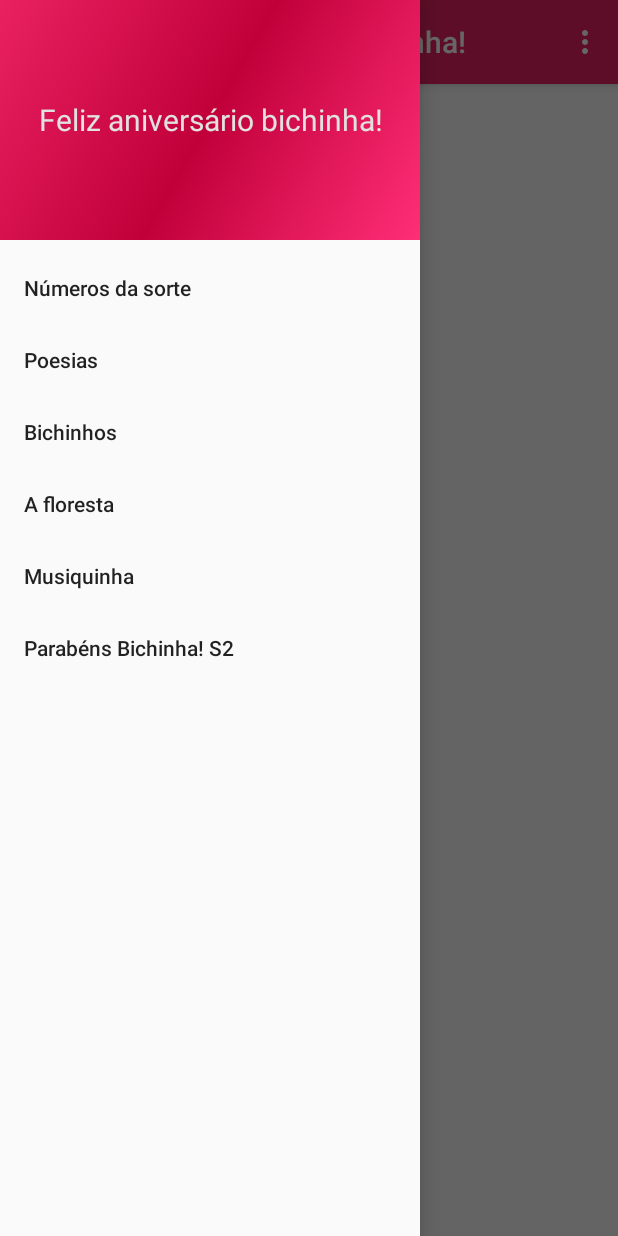
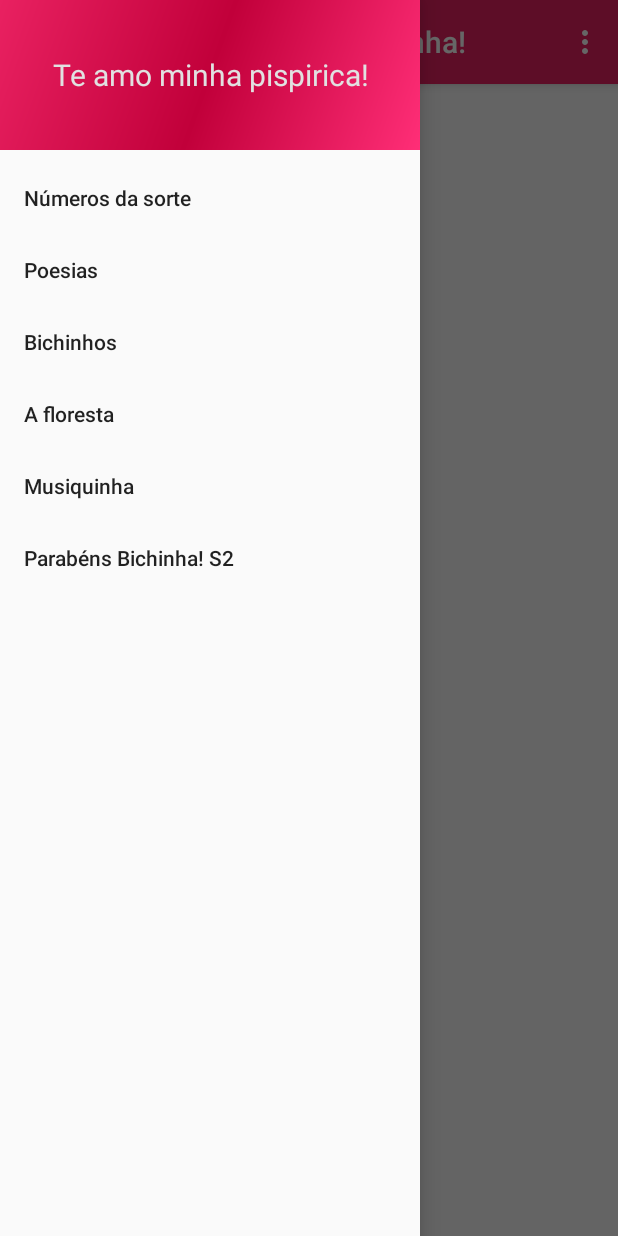
Before and after one commit to othman853/misterious-app, an Android app: the screen it shows after launch (MainActivity), with the side drawer open, on a phone screen of 412 x 824 dp. Run offline under Robolectric (Android 15) with nearby library versions, the phone set to English and light mode, and no system bars.

Commit message:
Changing drawer header

```diff
--- a/app/src/main/res/layout/nav_header_main.xml
+++ b/app/src/main/res/layout/nav_header_main.xml
@@ -1,6 +1,7 @@
 <?xml version="1.0" encoding="utf-8"?>
 <LinearLayout xmlns:android="http://schemas.android.com/apk/res/android"
-    android:layout_width="match_parent" android:layout_height="@dimen/nav_header_height"
+    android:layout_width="match_parent"
+    android:layout_height="100dp"
     android:background="@drawable/side_nav_bar"
     android:paddingBottom="@dimen/activity_vertical_margin"
     android:paddingLeft="@dimen/activity_horizontal_margin"
@@ -12,7 +13,7 @@
     <TextView
         android:layout_width="match_parent"
         android:layout_height="fill_parent"
-        android:text="Feliz aniversário bichinha!"
+        android:text="Te amo minha pispirica!"
         android:textSize="20dp"
         android:gravity="center"
         android:textColor="#E1E1E1"/>
```
